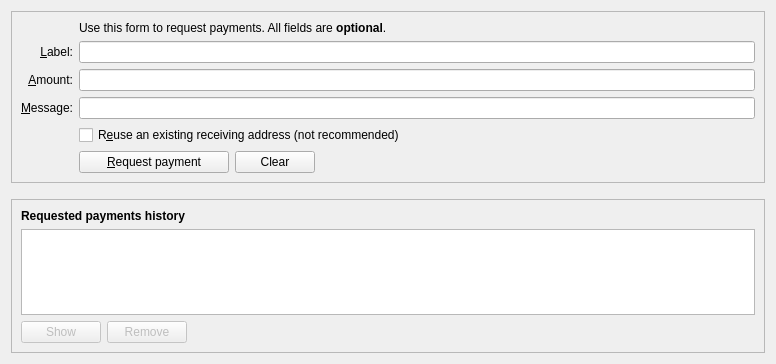
First picture: the form in src/qt/forms/receivecoinsdialog.ui, repository pedrorv0106/DAPS, before the edit.
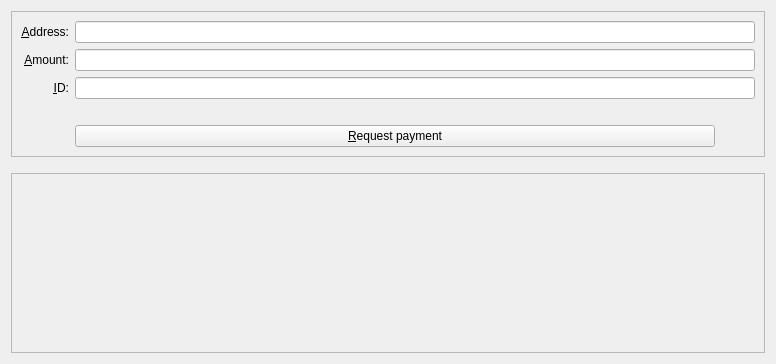
Second picture: the form after the edit. Icons and pictures are not drawn. Custom widgets are drawn as their Qt base class.

Commit message: daps-303 receive layout updates

```diff
--- a/src/qt/forms/receivecoinsdialog.ui
+++ b/src/qt/forms/receivecoinsdialog.ui
@@ -28,77 +28,80 @@
      <layout class="QVBoxLayout" name="verticalLayout_3">
       <item>
        <layout class="QGridLayout" name="gridLayout">
-        <item row="7" column="2">
-         <widget class="QCheckBox" name="reuseAddress">
-          <property name="toolTip">
-           <string>Reuse one of the previously used receiving addresses.&lt;br&gt;Reusing addresses has security and privacy issues.&lt;br&gt;Do not use this unless re-generating a payment request made before.</string>
-          </property>
-          <property name="text">
-           <string>R&amp;euse an existing receiving address (not recommended)</string>
-          </property>
-         </widget>
-        </item>
-        <item row="7" column="0">
-         <widget class="QLabel" name="label_4">
-          <property name="text">
-           <string/>
-          </property>
-         </widget>
-        </item>
         <item row="6" column="0">
+         <widget class="QLabel" name="label_4">
+          <property name="text">
+           <string/>
+          </property>
+         </widget>
+        </item>
+        <item row="3" column="0">
+         <widget class="QLabel" name="label_2">
+          <property name="toolTip">
+           <string>An optional label to associate with the new receiving address.</string>
+          </property>
+          <property name="text">
+           <string>&amp;Address:</string>
+          </property>
+          <property name="alignment">
+           <set>Qt::AlignRight|Qt::AlignTrailing|Qt::AlignVCenter</set>
+          </property>
+          <property name="buddy">
+           <cstring>reqAddress</cstring>
+          </property>
+         </widget>
+        </item>
+        <item row="5" column="0">
          <widget class="QLabel" name="label_3">
           <property name="toolTip">
            <string>An optional message to attach to the payment request, which will be displayed when the request is opened. Note: The message will not be sent with the payment over the DAPScoin network.</string>
           </property>
           <property name="text">
-           <string>&amp;Message:</string>
+           <string>&amp;ID:</string>
           </property>
           <property name="alignment">
            <set>Qt::AlignRight|Qt::AlignTrailing|Qt::AlignVCenter</set>
           </property>
           <property name="buddy">
-           <cstring>reqMessage</cstring>
+           <cstring>reqID</cstring>
           </property>
          </widget>
         </item>
-        <item row="4" column="2">
-         <widget class="QLineEdit" name="reqLabel">
+        <item row="7" column="0">
+         <widget class="QLabel" name="label_7">
+          <property name="text">
+           <string/>
+          </property>
+         </widget>
+        </item>
+        <item row="3" column="1">
+         <widget class="QLineEdit" name="reqAddress">
           <property name="toolTip">
            <string>An optional label to associate with the new receiving address.</string>
           </property>
          </widget>
         </item>
-        <item row="6" column="2">
-         <widget class="QLineEdit" name="reqMessage">
+        <item row="4" column="1">
+         <widget class="BitcoinAmountField" name="reqAmount">
+          <property name="minimumSize">
+           <size>
+            <width>80</width>
+            <height>0</height>
+           </size>
+          </property>
+          <property name="toolTip">
+           <string>An optional amount to request. Leave this empty or zero to not request a specific amount.</string>
+          </property>
+         </widget>
+        </item>
+        <item row="5" column="1">
+         <widget class="QLineEdit" name="reqID">
           <property name="toolTip">
            <string>An optional message to attach to the payment request, which will be displayed when the request is opened.&lt;br&gt;Note: The message will not be sent with the payment over the DAPScoin network.</string>
           </property>
          </widget>
         </item>
-        <item row="2" column="2">
-         <widget class="QLabel" name="label_5">
-          <property name="text">
-           <string>Use this form to request payments. All fields are &lt;b&gt;optional&lt;/b&gt;.</string>
-          </property>
-         </widget>
-        </item>
         <item row="4" column="0">
-         <widget class="QLabel" name="label_2">
-          <property name="toolTip">
-           <string>An optional label to associate with the new receiving address.</string>
-          </property>
-          <property name="text">
-           <string>&amp;Label:</string>
-          </property>
-          <property name="alignment">
-           <set>Qt::AlignRight|Qt::AlignTrailing|Qt::AlignVCenter</set>
-          </property>
-          <property name="buddy">
-           <cstring>reqLabel</cstring>
-          </property>
-         </widget>
-        </item>
-        <item row="5" column="0">
          <widget class="QLabel" name="label">
           <property name="toolTip">
            <string>An optional amount to request. Leave this empty or zero to not request a specific amount.</string>
@@ -114,20 +117,7 @@
           </property>
          </widget>
         </item>
-        <item row="5" column="2">
-         <widget class="BitcoinAmountField" name="reqAmount">
-          <property name="minimumSize">
-           <size>
-            <width>80</width>
-            <height>0</height>
-           </size>
-          </property>
-          <property name="toolTip">
-           <string>An optional amount to request. Leave this empty or zero to not request a specific amount.</string>
-          </property>
-         </widget>
-        </item>
-        <item row="8" column="2">
+        <item row="7" column="1">
          <layout class="QHBoxLayout" name="horizontalLayout">
           <item>
            <widget class="QPushButton" name="receiveButton">
@@ -141,39 +131,19 @@
              <string>&amp;Request payment</string>
             </property>
             <property name="icon">
-             <iconset resource="../dapscoin.qrc">
+             <iconset resource="../../git/DAPS/src/qt/dapscoin.qrc">
               <normaloff>:/icons/receiving_addresses</normaloff>:/icons/receiving_addresses</iconset>
             </property>
            </widget>
           </item>
           <item>
-           <widget class="QPushButton" name="clearButton">
-            <property name="sizePolicy">
-             <sizepolicy hsizetype="Minimum" vsizetype="Fixed">
-              <horstretch>0</horstretch>
-              <verstretch>0</verstretch>
-             </sizepolicy>
-            </property>
-            <property name="toolTip">
-             <string>Clear all fields of the form.</string>
-            </property>
-            <property name="text">
-             <string>Clear</string>
-            </property>
-            <property name="icon">
-             <iconset resource="../dapscoin.qrc">
-              <normaloff>:/icons/remove</normaloff>:/icons/remove</iconset>
-            </property>
-            <property name="autoDefault">
-             <bool>false</bool>
-            </property>
-           </widget>
-          </item>
-          <item>
-           <spacer name="horizontalSpacer">
+           <spacer name="horizontalSpacer_2">
             <property name="orientation">
              <enum>Qt::Horizontal</enum>
             </property>
+            <property name="sizeType">
+             <enum>QSizePolicy::Fixed</enum>
+            </property>
             <property name="sizeHint" stdset="0">
              <size>
               <width>40</width>
@@ -184,13 +154,6 @@
           </item>
          </layout>
         </item>
-        <item row="8" column="0">
-         <widget class="QLabel" name="label_7">
-          <property name="text">
-           <string/>
-          </property>
-         </widget>
-        </item>
        </layout>
       </item>
      </layout>
@@ -225,124 +188,7 @@
      </property>
      <layout class="QVBoxLayout" name="verticalLayout_2">
       <item>
-       <widget class="QLabel" name="label_6">
-        <property name="font">
-         <font>
-          <weight>75</weight>
-          <bold>true</bold>
-         </font>
-        </property>
-        <property name="text">
-         <string>Requested payments history</string>
-        </property>
-       </widget>
-      </item>
-      <item>
-       <widget class="QTableView" name="recentRequestsView">
-        <property name="palette">
-         <palette>
-          <active>
-           <colorrole role="Text">
-            <brush brushstyle="SolidPattern">
-             <color alpha="255">
-              <red>51</red>
-              <green>51</green>
-              <blue>51</blue>
-             </color>
-            </brush>
-           </colorrole>
-          </active>
-          <inactive>
-           <colorrole role="Text">
-            <brush brushstyle="SolidPattern">
-             <color alpha="255">
-              <red>51</red>
-              <green>51</green>
-              <blue>51</blue>
-             </color>
-            </brush>
-           </colorrole>
-          </inactive>
-          <disabled>
-           <colorrole role="Text">
-            <brush brushstyle="SolidPattern">
-             <color alpha="255">
-              <red>85</red>
-              <green>85</green>
-              <blue>85</blue>
-             </color>
-            </brush>
-           </colorrole>
-          </disabled>
-         </palette>
-        </property>
-        <property name="contextMenuPolicy">
-         <enum>Qt::CustomContextMenu</enum>
-        </property>
-        <property name="tabKeyNavigation">
-         <bool>false</bool>
-        </property>
-        <property name="sortingEnabled">
-         <bool>true</bool>
-        </property>
-       </widget>
-      </item>
-      <item>
-       <layout class="QHBoxLayout" name="horizontalLayout_2">
-        <item>
-         <widget class="QPushButton" name="showRequestButton">
-          <property name="enabled">
-           <bool>false</bool>
-          </property>
-          <property name="toolTip">
-           <string>Show the selected request (does the same as double clicking an entry)</string>
-          </property>
-          <property name="text">
-           <string>Show</string>
-          </property>
-          <property name="icon">
-           <iconset resource="../dapscoin.qrc">
-            <normaloff>:/icons/edit</normaloff>:/icons/edit</iconset>
-          </property>
-          <property name="autoDefault">
-           <bool>false</bool>
-          </property>
-         </widget>
-        </item>
-        <item>
-         <widget class="QPushButton" name="removeRequestButton">
-          <property name="enabled">
-           <bool>false</bool>
-          </property>
-          <property name="toolTip">
-           <string>Remove the selected entries from the list</string>
-          </property>
-          <property name="text">
-           <string>Remove</string>
-          </property>
-          <property name="icon">
-           <iconset resource="../dapscoin.qrc">
-            <normaloff>:/icons/remove</normaloff>:/icons/remove</iconset>
-          </property>
-          <property name="autoDefault">
-           <bool>false</bool>
-          </property>
-         </widget>
-        </item>
-        <item>
-         <spacer name="horizontalSpacer_2">
-          <property name="orientation">
-           <enum>Qt::Horizontal</enum>
-          </property>
-          <property name="sizeHint" stdset="0">
-           <size>
-            <width>40</width>
-            <height>20</height>
-           </size>
-          </property>
-         </spacer>
-        </item>
-       </layout>
+       <layout class="QHBoxLayout" name="horizontalLayout_2"/>
       </item>
      </layout>
     </widget>
```
Left out of the diff: 11 changed lines with no effect on the pictures. The commit also changes 1 other file.
